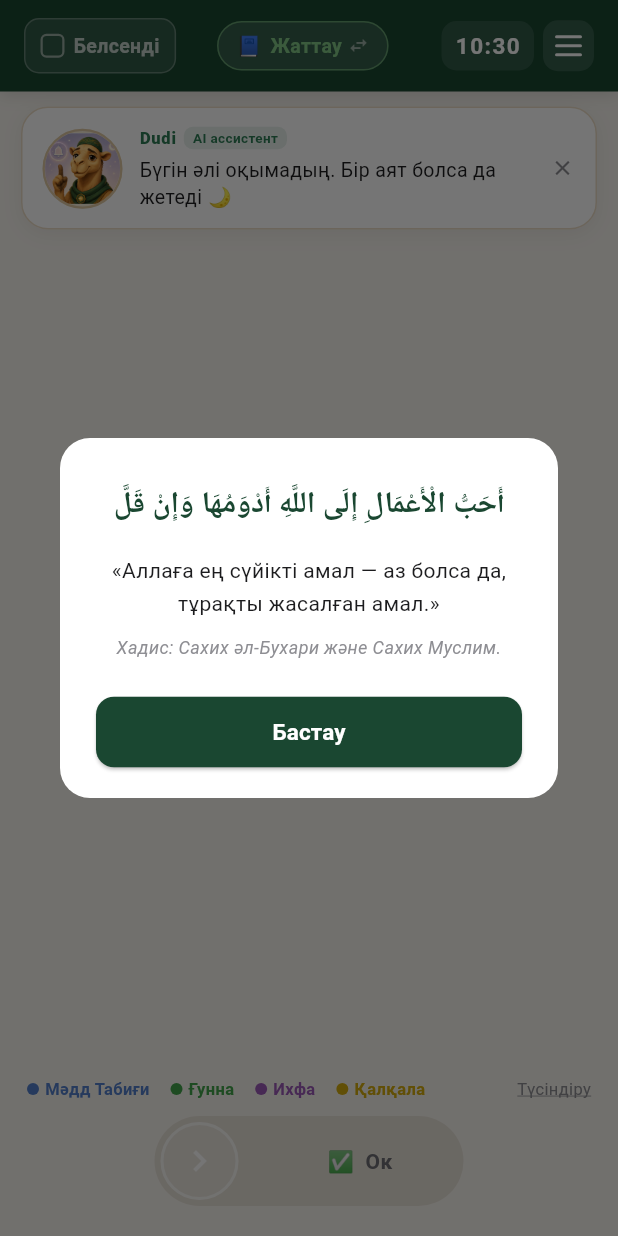
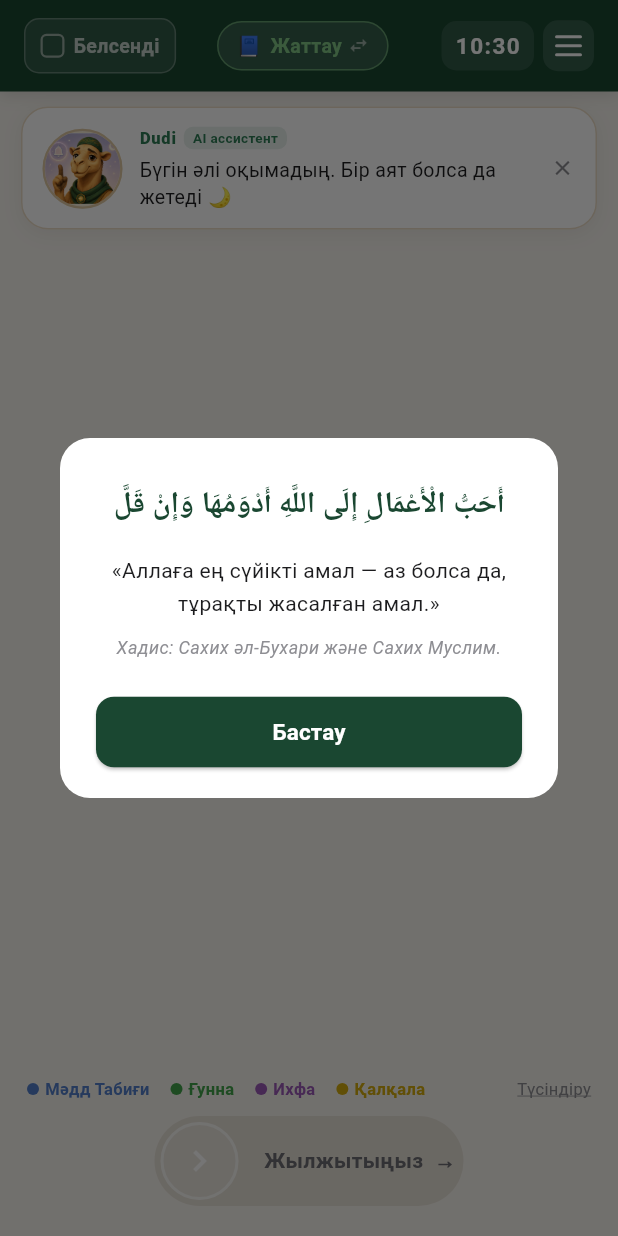
Before and after one commit to duman-sadu/qari-flutter, a Flutter app: the LearningScreen screen opened by its route, on a phone screen of 412 x 824 dp. Run offline on Flutter 3.47's test engine with Material 3 defaults, Android fonts, the phone set to English and light mode, and no system bars; our stand-ins replace audio_service, audioplayers, cloud_firestore, firebase_auth, firebase_core, firebase_messaging and 9 more; missing offline and left inert: mobile_scanner; accounts and stored records are empty; network calls fail; statements that could not run were skipped.

Commit message:
feat: replace "Ок" slider label with swipe hint; web-safe platform checks
- slide-to-learn idle label now "Сдвиньте/Жылжытыңыз →" (arrow flips for left-handed)
- guard Platform.isIOS with !kIsWeb so the app doesn't crash on web

Co-Authored-By: Claude Opus 4.8 <noreply@anthropic.com>

```diff
--- a/lib/main.dart
+++ b/lib/main.dart
@@ -1,5 +1,6 @@
 import 'dart:async';
 import 'dart:io' show Platform;
+import 'package:flutter/foundation.dart' show kIsWeb;
 import 'package:flutter/material.dart';
 import 'package:provider/provider.dart';
 import 'package:firebase_core/firebase_core.dart';
@@ -155,7 +156,7 @@ Future<void> _appMain() async {
 
     // белсенді (iOS): refresh the daily ayah reminders so their text reflects
     // the user's current ayah on every launch.
-    if (Platform.isIOS && (prefs.getBool('activeMemorization') ?? false)) {
+    if (!kIsWeb && Platform.isIOS && (prefs.getBool('activeMemorization') ?? false)) {
       final pos = planProvider.currentPosition;
       await NotificationService.scheduleActiveMemorization(
         chapter: pos['chapter']!,
--- a/lib/screens/learning_screen.dart
+++ b/lib/screens/learning_screen.dart
@@ -1,6 +1,7 @@
 import 'dart:async';
 import 'dart:io' show Platform;
 
+import 'package:flutter/foundation.dart' show kIsWeb;
 import 'package:flutter/material.dart';
 import 'package:flutter/services.dart';
 import 'package:provider/provider.dart';
@@ -440,7 +441,7 @@ class _LearningScreenState extends State<LearningScreen>
   Future<void> _toggleActiveMemorization(bool value) async {
     // iOS forbids the lock-screen overlay used on Android, so белсенді instead
     // schedules 3 daily reminders with the user's current ayah.
-    if (Platform.isIOS) {
+    if (!kIsWeb && Platform.isIOS) {
       await _setMemorizationIOS(value);
       return;
     }
@@ -2892,10 +2893,11 @@ class _LearningScreenState extends State<LearningScreen>
                         onLearned: _nextAyah,
                         completedLabel:
                             isReadMode ? _readCompletedLabel : s.tr('iMemorized'),
+                        idleLabel: s.isRu ? 'Сдвиньте' : 'Жылжытыңыз',
                         isReadMode: isReadMode,
                         leftHanded: _leftHanded,
                         // iOS can't minimize/close on "Ок" tap — show it dimmed.
-                        okEnabled: !Platform.isIOS,
+                        okEnabled: kIsWeb || !Platform.isIOS,
                       ),
                     ),
                     if (!isReadMode && goalProvider.learnGoals.isNotEmpty)
--- a/lib/widgets/slide_to_learn.dart
+++ b/lib/widgets/slide_to_learn.dart
@@ -5,6 +5,11 @@ class SlideToLearn extends StatefulWidget {
   final VoidCallback onOk;
   final Future<void> Function() onLearned;
   final String completedLabel;
+
+  /// Idle hint shown before sliding (e.g. "Сдвиньте"). An arrow is appended
+  /// automatically based on layout direction.
+  final String idleLabel;
+
   final bool isReadMode;
   final bool leftHanded;
 
@@ -17,6 +22,7 @@ class SlideToLearn extends StatefulWidget {
     required this.onOk,
     required this.onLearned,
     this.completedLabel = 'Жаттадым!',
+    this.idleLabel = 'Ок',
     this.isReadMode = false,
     this.leftHanded = false,
     this.okEnabled = true,
@@ -32,6 +38,12 @@ class _SlideToLearnState extends State<SlideToLearn> {
 
   static const double _height = 60;
   static const double _thumbSize = 52;
+
+  static const _idleStyle = TextStyle(
+    fontSize: 14,
+    fontWeight: FontWeight.w600,
+    color: Color(0xFF6E6E73),
+  );
 
   Color get _activeColorMid =>
       widget.isReadMode ? const Color(0xFF1976D2) : const Color(0xFF2D7A55);
@@ -108,32 +120,25 @@ class _SlideToLearnState extends State<SlideToLearn> {
           child: Stack(
             alignment: Alignment.center,
             children: [
-              // "Ок" label — fades out as progress grows
+              // Idle hint label — fades out as progress grows. Arrow points
+              // toward the slide direction (left for left-handed layout).
               Opacity(
                 opacity: (1 - (_progress * 2)).clamp(0.0, 1.0),
                 child: Row(
                   mainAxisAlignment: MainAxisAlignment.center,
                   children: lh
                       ? [
-                          const Text(
-                            '✅  Ок',
-                            style: TextStyle(
-                              fontSize: 14,
-                              fontWeight: FontWeight.w600,
-                              color: Color(0xFF6E6E73),
-                            ),
+                          Text(
+                            '←  ${widget.idleLabel}',
+                            style: _idleStyle,
                           ),
                           const SizedBox(width: _thumbSize + 16),
                         ]
                       : [
                           const SizedBox(width: _thumbSize + 16),
-                          const Text(
-                            '✅  Ок',
-                            style: TextStyle(
-                              fontSize: 14,
-                              fontWeight: FontWeight.w600,
-                              color: Color(0xFF6E6E73),
-                            ),
+                          Text(
+                            '${widget.idleLabel}  →',
+                            style: _idleStyle,
                           ),
                         ],
                 ),
```
